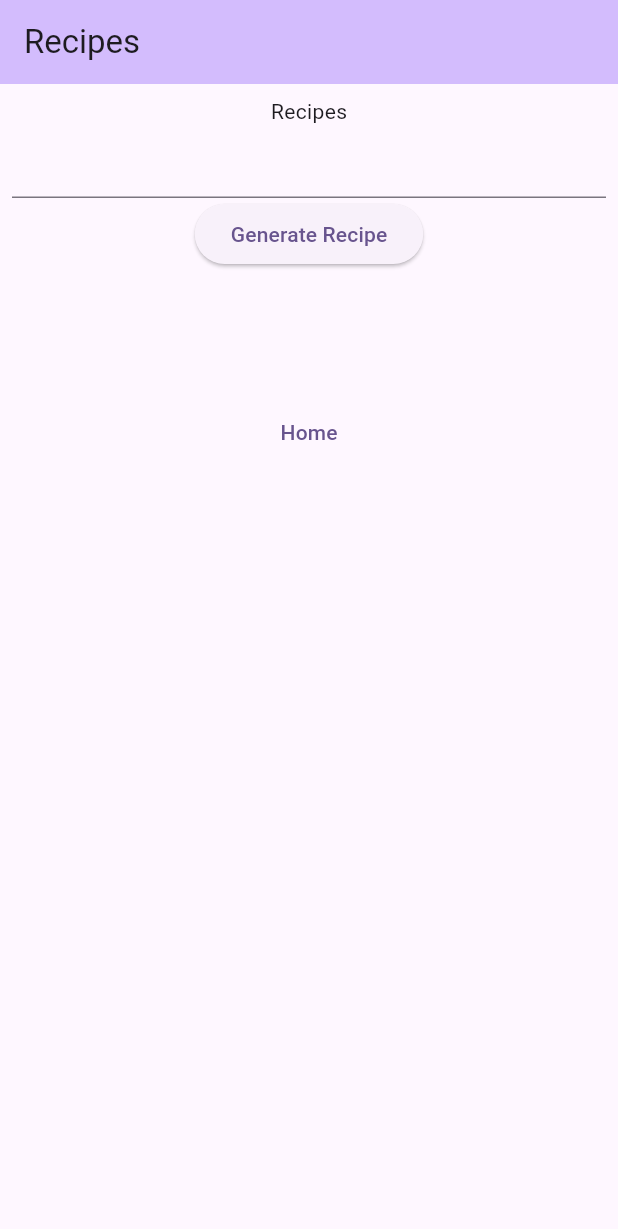
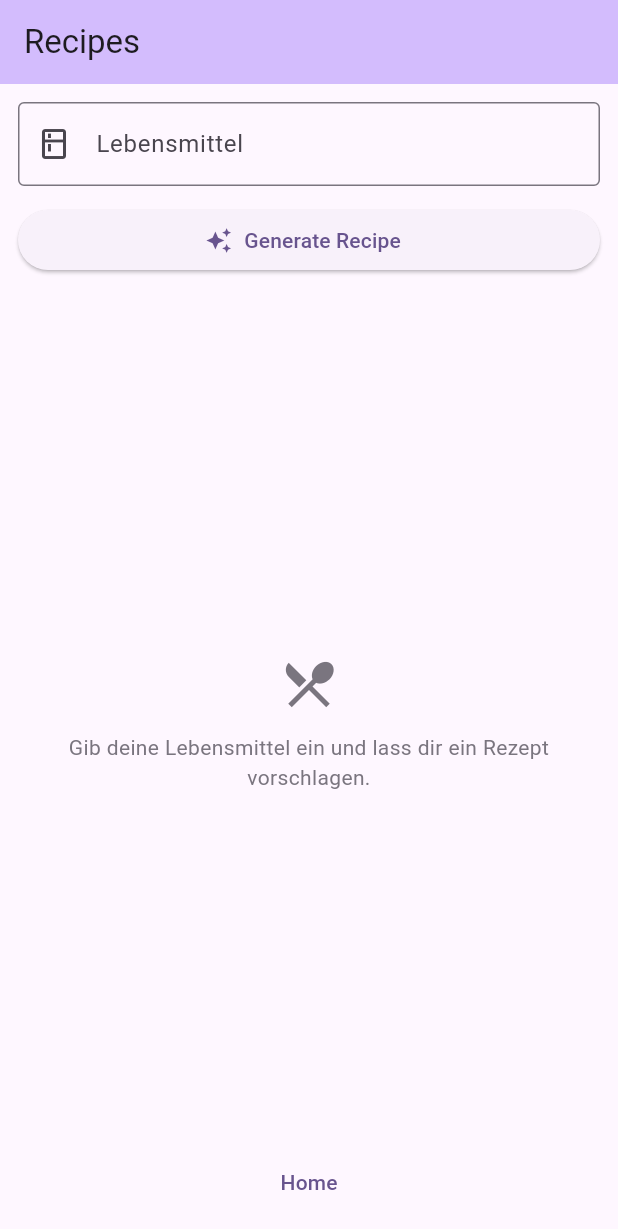
Before and after one commit to erikherrmann1807/restekueche, a Flutter app: the RecipesScreen screen opened by its route, after a tap on "Generate Recipe", on a phone screen of 412 x 824 dp. Shown: the top 1229 px of the screen. Run offline on Flutter 3.47's test engine with Material 3 defaults, Android fonts, the phone set to English and light mode, and no system bars; our stand-ins replace go_router, supabase_flutter; accounts and stored records are empty.

Commit message:
Add basic recipe screen

```diff
--- a/lib/data/services/recipe_service.dart
+++ b/lib/data/services/recipe_service.dart
@@ -1,5 +1,5 @@
 import 'package:restekueche/data/model/gemini_recipe_model.dart';
-import 'package:restekueche/utils/recipe_service.dart';
+import 'package:restekueche/utils/recipe_json_parser.dart';
 import 'package:supabase_flutter/supabase_flutter.dart';
 
 class RecipeService {
@@ -12,7 +12,7 @@ class RecipeService {
             'parts': [
               {'text': 'Gib die Antwort als structured json output. '
               'Du bist ein Experte darin anhand von den genannten '
-                  'Lebensmitteln Rezepte vorzuschlagen. Diese sollen folgende '
+                  'Lebensmitteln ein Rezept vorzuschlagen. Dieses soll folgende '
                   'Punkte enthalten: title, ingredients, steps, duration. '
                   'Lebenmittel: $ingredients. '
                   'Gib als Antwort nur die genannten Felder als json zurück.'
--- a/lib/ui/recipes/view_models/recipes_view_model.dart
+++ b/lib/ui/recipes/view_models/recipes_view_model.dart
@@ -2,18 +2,59 @@ import 'package:flutter/material.dart';
 import 'package:restekueche/data/repositories/recipe/recipe_repository_impl.dart';
 import 'package:restekueche/domain/models/recipe.dart';
 
-class RecipesViewModel extends ChangeNotifier{
-  RecipesViewModel({
-    required RecipeRepositoryImpl recipeRepositoryImpl
-  }) :
-        _recipeRepositoryImpl = recipeRepositoryImpl;
+class RecipesViewModel extends ChangeNotifier {
+  RecipesViewModel({required RecipeRepositoryImpl recipeRepositoryImpl})
+    : _recipeRepositoryImpl = recipeRepositoryImpl;
+
   final RecipeRepositoryImpl _recipeRepositoryImpl;
+
   String recipePrompt = '';
-  Recipe? recipe;
+
+  Recipe? _recipe;
+  Recipe? get recipe => _recipe;
+
+  bool _isLoading = false;
+  bool get isLoading => _isLoading;
+
+  String? _errorMessage;
+  String? get errorMessage => _errorMessage;
 
   Future<void> loadRecipe() async {
-    recipe = await _recipeRepositoryImpl.generateRecipe(recipePrompt);
-    print(recipe!.title);
+    if (recipePrompt.trim().isEmpty || _isLoading) {
+      return;
+    }
+
+    _isLoading = true;
+    _errorMessage = null;
     notifyListeners();
+
+    try {
+      final Recipe result =
+          await _recipeRepositoryImpl.generateRecipe(recipePrompt);
+      // The service returns an empty model instead of throwing when the
+      // proxy answers with a non-200, so treat that as a failure too.
+      if (_isEmpty(result)) {
+        _recipe = null;
+        _errorMessage =
+            'Es konnte kein Rezept zu diesen Zutaten erstellt werden. '
+            'Versuche es mit anderen Angaben.';
+      } else {
+        _recipe = result;
+      }
+    } catch (error, stackTrace) {
+      // Keep the cause greppable — the user-facing text deliberately omits it.
+      debugPrint('loadRecipe failed: $error\n$stackTrace');
+      _recipe = null;
+      _errorMessage =
+          'Das Rezept konnte nicht generiert werden. '
+          'Bitte versuche es erneut.';
+    } finally {
+      _isLoading = false;
+      notifyListeners();
+    }
   }
+
+  static bool _isEmpty(Recipe recipe) =>
+      recipe.title.trim().isEmpty &&
+      recipe.steps.every((String step) => step.trim().isEmpty);
 }
--- a/lib/ui/recipes/views/recipes_screen.dart
+++ b/lib/ui/recipes/views/recipes_screen.dart
@@ -2,6 +2,7 @@ import 'package:flutter/material.dart';
 import 'package:go_router/go_router.dart';
 import 'package:restekueche/routing/routes.dart';
 import 'package:restekueche/ui/recipes/view_models/recipes_view_model.dart';
+import 'package:restekueche/ui/recipes/widgets/recipe_view.dart';
 
 class RecipesScreen extends StatefulWidget {
   const RecipesScreen({super.key, required this.viewModel});
@@ -13,63 +14,138 @@ class RecipesScreen extends StatefulWidget {
 }
 
 class _RecipesScreenState extends State<RecipesScreen> {
+  final TextEditingController textEditingController = TextEditingController();
 
-  late TextEditingController textEditingController = TextEditingController();
-  String response = '';
+  @override
+  void dispose() {
+    textEditingController.dispose();
+    super.dispose();
+  }
+
+  void _generateRecipe() {
+    widget.viewModel.recipePrompt = textEditingController.text;
+    widget.viewModel.loadRecipe();
+  }
 
   @override
   Widget build(BuildContext context) {
     return PopScope(
       canPop: false,
       onPopInvokedWithResult: (diPop, r) {
-          if (!diPop) context.go(Routes.home);
+        if (!diPop) {
+          context.go(Routes.home);
+        }
       },
       child: Scaffold(
         appBar: AppBar(
           backgroundColor: Theme.of(context).colorScheme.inversePrimary,
-              title: const Text('Recipes')
+          title: const Text('Recipes'),
         ),
         body: ListenableBuilder(
           listenable: widget.viewModel,
           builder: (context, child) {
+            final bool isLoading = widget.viewModel.isLoading;
+
             return Padding(
-              padding: const EdgeInsets.all(8.0),
-              child: Center(
+              padding: const EdgeInsets.all(12),
               child: Column(
+                crossAxisAlignment: CrossAxisAlignment.stretch,
                 children: [
-                    const Text('Recipes'),
                   TextField(
                     controller: textEditingController,
-                      decoration: const InputDecoration(),
+                    enabled: !isLoading,
+                    textInputAction: TextInputAction.done,
+                    onSubmitted: (_) => _generateRecipe(),
+                    decoration: const InputDecoration(
+                      labelText: 'Lebensmittel',
+                      hintText: 'z. B. Reis, Huhn, Ei',
+                      border: OutlineInputBorder(),
+                      prefixIcon: Icon(Icons.kitchen_outlined),
                     ),
-                    ElevatedButton(onPressed: () {
-                      widget.viewModel.recipePrompt =
-                          textEditingController.text;
-                      widget.viewModel.loadRecipe();
-                    }, child: const Text('Generate Recipe')),
-                    SingleChildScrollView(
-                      child: Column(
-                        children: [
-                          Text(widget.viewModel.recipe?.title ?? ''),
-                          Text(widget.viewModel.recipe?.duration ?? ''),
-                          Text((widget.viewModel.recipe?.ingredients ?? '')
-                              .toString()),
-                          Text((widget.viewModel.recipe?.steps ?? '')
-                              .toString()),
+                  ),
+                  const SizedBox(height: 12),
+                  ElevatedButton.icon(
+                    onPressed: isLoading ? null : _generateRecipe,
+                    icon: const Icon(Icons.auto_awesome),
+                    label: const Text('Generate Recipe'),
+                  ),
+                  const SizedBox(height: 16),
+                  Expanded(child: _buildResult(context)),
+                  TextButton(
+                    onPressed: () => context.go(Routes.home),
+                    child: const Text('Home'),
+                  ),
                 ],
               ),
+            );
+          },
         ),
-                    TextButton(
-                        onPressed: () => context.go(Routes.home),
-                        child: const Text('Home')
+      ),
+    );
+  }
+
+  Widget _buildResult(BuildContext context) {
+    final ThemeData theme = Theme.of(context);
+
+    if (widget.viewModel.isLoading) {
+      return const Center(child: CircularProgressIndicator());
+    }
+
+    final String? errorMessage = widget.viewModel.errorMessage;
+    if (errorMessage != null) {
+      return _CenteredHint(
+        icon: Icons.error_outline,
+        message: errorMessage,
+        color: theme.colorScheme.error,
+      );
+    }
+
+    final recipe = widget.viewModel.recipe;
+    if (recipe == null) {
+      return _CenteredHint(
+        icon: Icons.restaurant_menu,
+        message:
+            'Gib deine Lebensmittel ein und lass dir ein Rezept '
+            'vorschlagen.',
+        color: theme.colorScheme.outline,
+      );
+    }
+
+    return SingleChildScrollView(child: RecipeView(recipe: recipe));
+  }
+}
+
+class _CenteredHint extends StatelessWidget {
+  const _CenteredHint({
+    required this.icon,
+    required this.message,
+    required this.color,
+  });
+
+  final IconData icon;
+  final String message;
+  final Color color;
+
+  @override
+  Widget build(BuildContext context) {
+    return Center(
+      child: Padding(
+        padding: const EdgeInsets.symmetric(horizontal: 24),
+        child: Column(
+          mainAxisSize: MainAxisSize.min,
+          children: [
+            Icon(icon, size: 40, color: color),
+            const SizedBox(height: 12),
+            Text(
+              message,
+              textAlign: TextAlign.center,
+              style: Theme.of(
+                context,
+              ).textTheme.bodyMedium?.copyWith(color: color),
             ),
           ],
         ),
       ),
     );
   }
-          ),
-        )
-    );
 }
-}
```
Also changed, not shown: lib/data/model/gemini_recipe_model.dart (+28 -17 lines), lib/ui/recipes/widgets/recipe_view.dart (added, +207 -0 lines), lib/utils/recipe_json_parser.dart (added, +84 -0 lines), lib/utils/recipe_service.dart (deleted, +0 -15 lines), 9 other files. Lines whose indentation alone changed are shown as unchanged.
